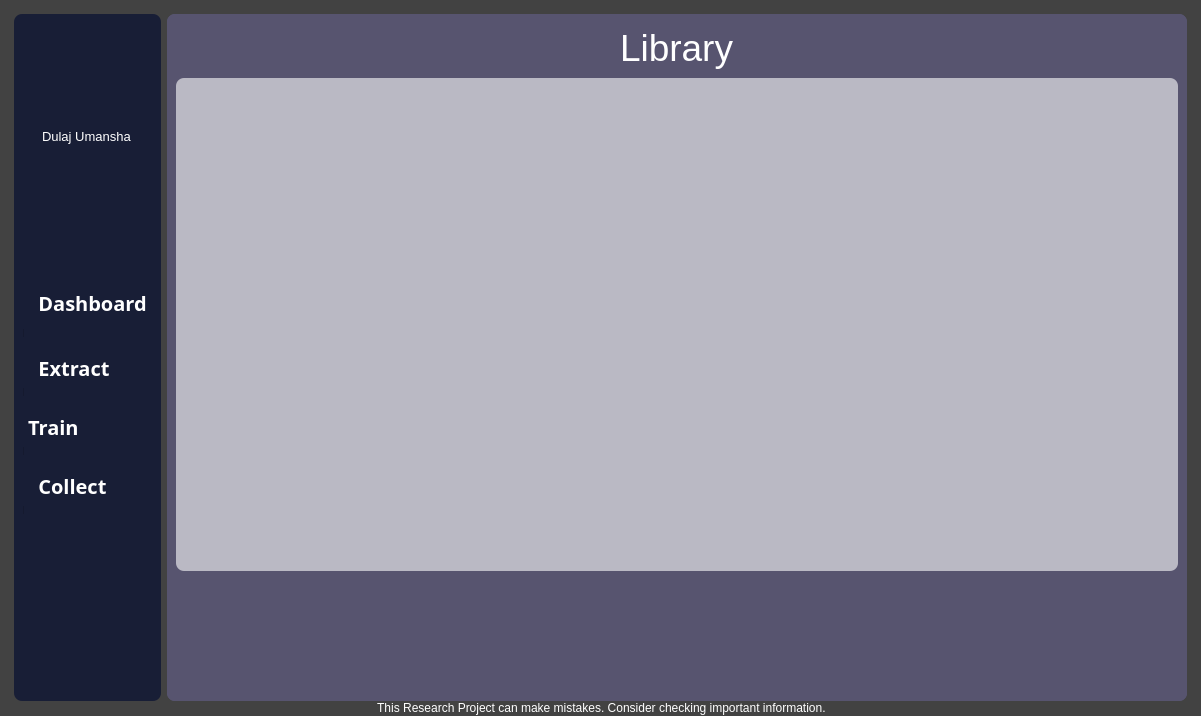
First picture: the form in __interface__/mainwindow.ui, repository DulajUmansha/Invoice-Number-Mining, before the edit.
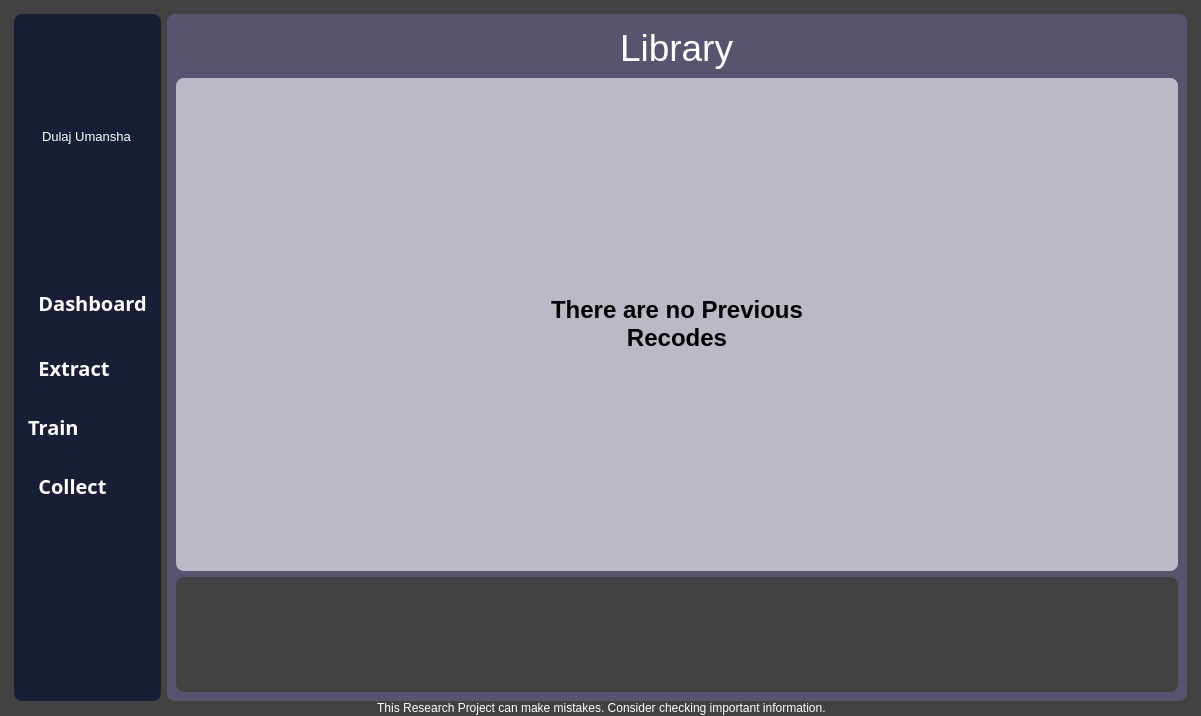
Second picture: the form after the edit. The open tabs and pages were chosen to show the change. Icons and pictures are not drawn.

Patch:
```diff
--- a/__interface__/mainwindow.ui
+++ b/__interface__/mainwindow.ui
@@ -667,7 +667,15 @@
           </font>
          </property>
          <property name="styleSheet">
-          <string notr="true">background-color: rgb(87, 84, 111);</string>
+          <string notr="true">#page_ocrLibrary, 
+#page_account,
+#page_collect,
+#page_dashboard,
+#page_extract,
+#page_settings,
+#page_training{
+	background-color: rgb(87, 84, 111);
+}</string>
          </property>
          <property name="frameShape">
           <enum>QFrame::StyledPanel</enum>
@@ -676,7 +684,7 @@
           <enum>QFrame::Raised</enum>
          </property>
          <property name="currentIndex">
-          <number>6</number>
+          <number>0</number>
          </property>
          <widget class="QWidget" name="page_dashboard">
           <layout class="QGridLayout" name="gridLayout_5">
@@ -687,6 +695,9 @@
                <pointsize>28</pointsize>
               </font>
              </property>
+             <property name="styleSheet">
+              <string notr="true">background-color: rgba(255, 255, 255, 0);</string>
+             </property>
              <property name="text">
               <string>Dashboard</string>
              </property>
@@ -700,6 +711,9 @@
                <verstretch>0</verstretch>
               </sizepolicy>
              </property>
+             <property name="styleSheet">
+              <string notr="true">background-color: rgba(255, 255, 255, 0);</string>
+             </property>
              <property name="frameShape">
               <enum>QFrame::StyledPanel</enum>
              </property>
@@ -1096,6 +1110,9 @@
                <pointsize>28</pointsize>
               </font>
              </property>
+             <property name="styleSheet">
+              <string notr="true">background-color: rgba(255, 255, 255, 0);</string>
+             </property>
              <property name="text">
               <string>Collect Invoices</string>
              </property>
@@ -1440,6 +1457,9 @@
                <pointsize>28</pointsize>
               </font>
              </property>
+             <property name="styleSheet">
+              <string notr="true">background-color: rgba(255, 255, 255, 0);</string>
+             </property>
              <property name="text">
               <string>Library</string>
              </property>
@@ -1454,7 +1474,9 @@
               </sizepolicy>
              </property>
              <property name="styleSheet">
-              <string notr="true">background-color: rgba(255, 255, 255, 150);</string>
+              <string notr="true">#frame_2{
+	background-color: rgba(255, 255, 255, 150);
+}</string>
              </property>
              <property name="frameShape">
               <enum>QFrame::StyledPanel</enum>
@@ -1462,6 +1484,29 @@
              <property name="frameShadow">
               <enum>QFrame::Raised</enum>
              </property>
+             <layout class="QGridLayout" name="gridLayout_22">
+              <item row="0" column="0" alignment="Qt::AlignHCenter|Qt::AlignVCenter">
+               <widget class="QLabel" name="label_11">
+                <property name="font">
+                 <font>
+                  <pointsize>18</pointsize>
+                  <bold>true</bold>
+                 </font>
+                </property>
+                <property name="styleSheet">
+                 <string notr="true">background-color: rgba(255, 255, 255, 0);
+color: rgb(0, 0, 0);</string>
+                </property>
+                <property name="text">
+                 <string>There are no Previous 
+Recodes</string>
+                </property>
+                <property name="alignment">
+                 <set>Qt::AlignCenter</set>
+                </property>
+               </widget>
+              </item>
+             </layout>
             </widget>
            </item>
           </layout>
```
